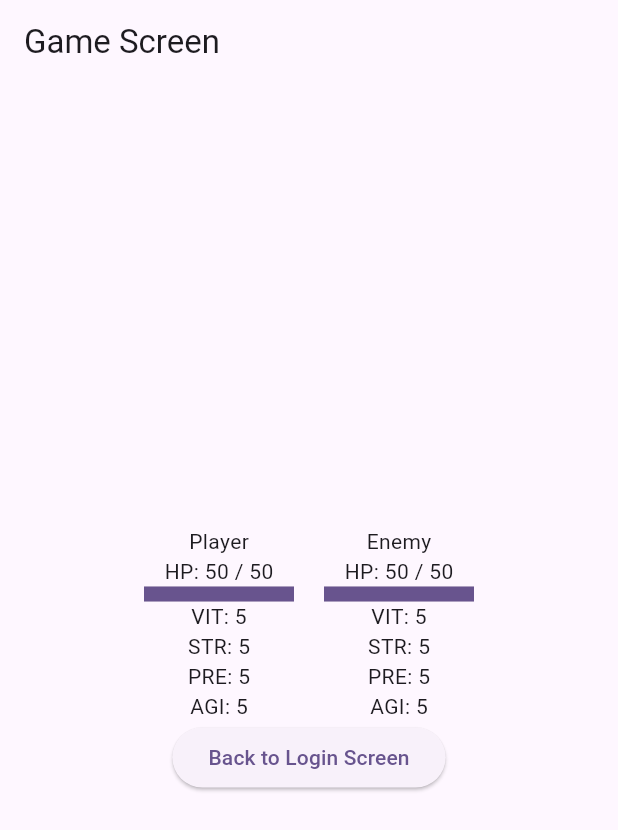
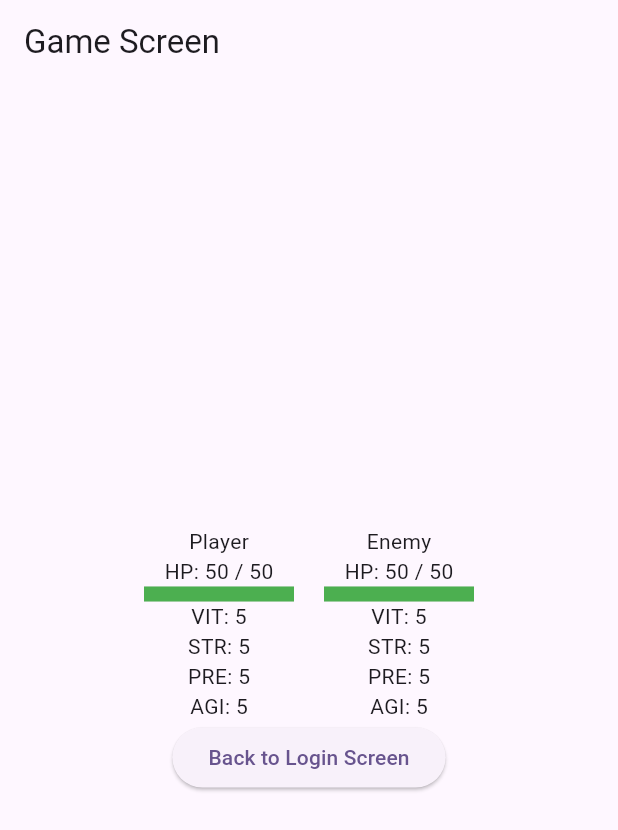
Before and after one commit to Vatalka/ArenaGame, a Flutter app: the screen it shows after launch, after a tap on "Navigate to Game Screen", on a phone screen of 412 x 824 dp. Shown: the top 830 px of the screen. Run offline on Flutter 3.47's test engine with Material 3 defaults, Android fonts, the phone set to English and light mode, and no system bars; our stand-ins replace flutter_modular, flutter_riverpod, freezed_annotation.

Commit message:
Added GameColors as Theme Extensions. Full health bar color is now green.

```diff
--- /dev/null
+++ b/lib/core/game_colors.dart
@@ -0,0 +1,23 @@
+import 'package:flutter/material.dart';
+
+class GameColors extends ThemeExtension<GameColors> {
+  final Color health;
+
+  GameColors({
+    required this.health,
+  });
+
+  @override
+  ThemeExtension<GameColors> copyWith({Color? health}) {
+    return GameColors(health: health ?? this.health);
+  }
+
+  @override
+  ThemeExtension<GameColors> lerp(
+      covariant ThemeExtension<GameColors>? other, double t) {
+    if (other is! GameColors) return this;
+    return GameColors(
+      health: Color.lerp(health, other.health, t)!,
+    );
+  }
+}
--- a/lib/features/auth/presentation/game_screen.dart
+++ b/lib/features/auth/presentation/game_screen.dart
@@ -1,3 +1,4 @@
+import 'package:arena_game/core/game_colors.dart';
 import 'package:arena_game/features/character/domain/repositories/character_repository.dart';
 import 'package:flutter/material.dart';
 import 'package:flutter_modular/flutter_modular.dart';
@@ -35,11 +36,15 @@ class GameScreen extends StatelessWidget {
                         value: player.maxHp > 0
                             ? player.currentHp / player.maxHp
                             : 0,
-                        backgroundColor: Theme.of(context).colorScheme.surfaceContainerHighest,
+                        backgroundColor: Theme.of(context)
+                            .colorScheme
+                            .surfaceContainerHighest,
                         valueColor: AlwaysStoppedAnimation<Color>(
                           player.currentHp / player.maxHp < 0.3
                               ? Theme.of(context).colorScheme.error
-                              : Theme.of(context).colorScheme.primary,
+                              : Theme.of(context)
+                                  .extension<GameColors>()!
+                                  .health,
                         ),
                       ),
                     ),
@@ -61,14 +66,17 @@ class GameScreen extends StatelessWidget {
                       width: 100,
                       height: 10,
                       child: LinearProgressIndicator(
-                        value: enemy.maxHp > 0
-                            ? enemy.currentHp / enemy.maxHp
-                            : 0,
-                        backgroundColor: Theme.of(context).colorScheme.surfaceContainerHighest,
+                        value:
+                            enemy.maxHp > 0 ? enemy.currentHp / enemy.maxHp : 0,
+                        backgroundColor: Theme.of(context)
+                            .colorScheme
+                            .surfaceContainerHighest,
                         valueColor: AlwaysStoppedAnimation<Color>(
                           enemy.currentHp / enemy.maxHp < 0.3
                               ? Theme.of(context).colorScheme.error
-                              : Theme.of(context).colorScheme.primary,
+                              : Theme.of(context)
+                                  .extension<GameColors>()!
+                                  .health,
                         ),
                       ),
                     ),
--- a/lib/main.dart
+++ b/lib/main.dart
@@ -1,3 +1,4 @@
+import 'package:arena_game/core/game_colors.dart';
 import 'package:arena_game/features/auth/presentation/login_screen.dart';
 import 'package:arena_game/features/auth/presentation/game_screen.dart';
 import 'package:arena_game/features/character/data/repositories/character_repository_impl.dart';
@@ -30,9 +31,9 @@ class MyApp extends StatelessWidget {
     return MaterialApp.router(
       title: 'Arena game',
       theme: ThemeData(
-        colorScheme: ColorScheme.fromSeed(seedColor: Colors.deepPurple),
-        useMaterial3: true,
-      ),
+          colorScheme: ColorScheme.fromSeed(seedColor: Colors.deepPurple),
+          useMaterial3: true,
+          extensions: [GameColors(health: Colors.green)]),
       routerConfig: Modular.routerConfig,
     );
   }
```
